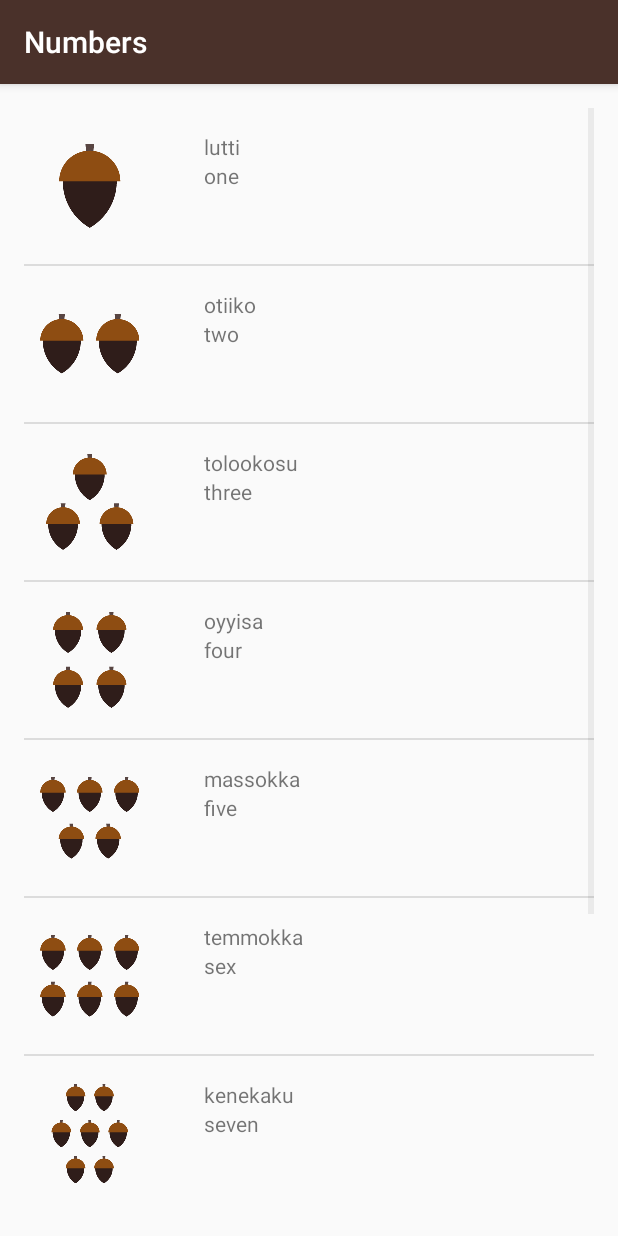
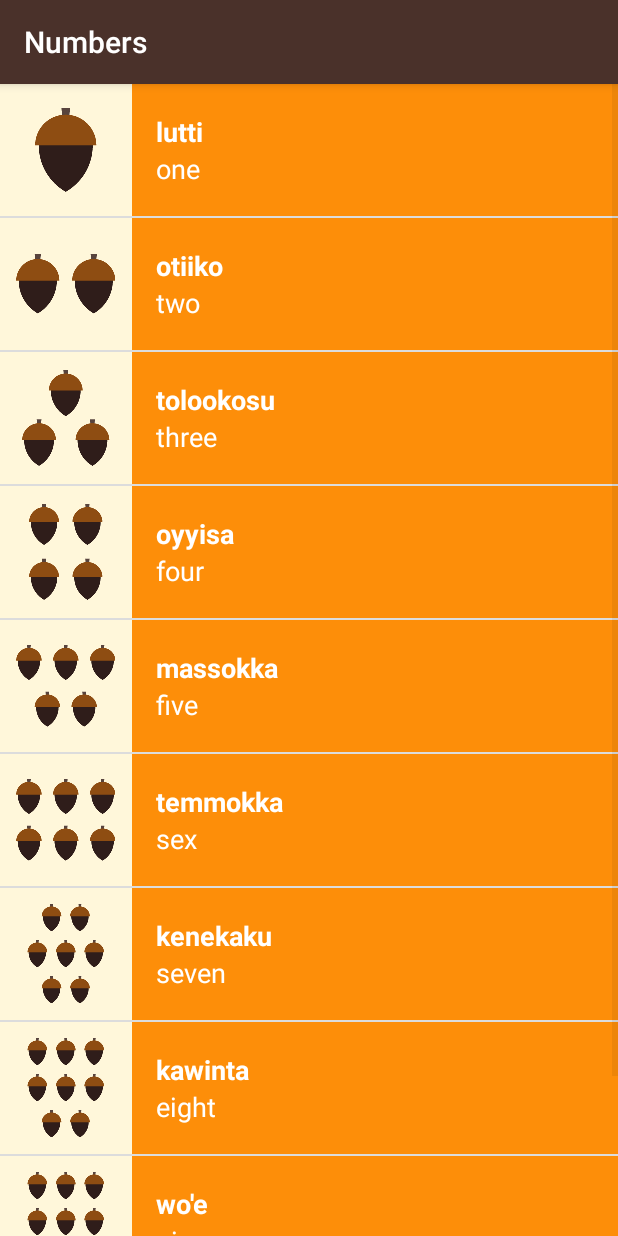
Before and after one commit to yamenrbd/Miwok, an Android app: the NumbersActivity screen opened directly, with no data from a screen before it, on a phone screen of 412 x 824 dp. Run offline under Robolectric (Android 15) with nearby library versions, the phone set to English and light mode, and no system bars.

Commit message:
16/7/2018

```diff
--- a/app/src/main/java/com/example/android/miwok/ColorActivity.java
+++ b/app/src/main/java/com/example/android/miwok/ColorActivity.java
@@ -25,7 +25,7 @@
 
 
 
-        WordAdapter adapter = new WordAdapter(this, words);
+        WordAdapter adapter = new WordAdapter(this, words,R.color.category_colors);
 
         ListView listView = (ListView) findViewById(R.id.list_color);
 
--- a/app/src/main/java/com/example/android/miwok/FamilyMemebrActivity.java
+++ b/app/src/main/java/com/example/android/miwok/FamilyMemebrActivity.java
@@ -37,7 +37,7 @@
         //then create listView from class ListView and add in it the list from xml file we create activity_number.xml
         //and add in that listView the adapter we create that contain the two words
 
-        WordAdapter adapter = new WordAdapter(this, words);
+        WordAdapter adapter = new WordAdapter(this, words,R.color.category_family);
 
         ListView listView = (ListView) findViewById(R.id.list_family_member);
 
--- a/app/src/main/java/com/example/android/miwok/NumbersActivity.java
+++ b/app/src/main/java/com/example/android/miwok/NumbersActivity.java
@@ -1,12 +1,8 @@
 package com.example.android.miwok;
 
+import android.os.Bundle;
 import android.support.v7.app.AppCompatActivity;
-import android.os.Bundle;
-import android.util.Log;
-import android.widget.ArrayAdapter;
-import android.widget.LinearLayout;
 import android.widget.ListView;
-import android.widget.TextView;
 
 import java.util.ArrayList;
 
@@ -40,7 +36,7 @@
         //then create listView from class ListView and add in it the list from xml file we create activity_number.xml
         //and add in that listView the adapter we create that contain the two words
 
-        WordAdapter adapter = new WordAdapter(this, words);
+        WordAdapter adapter = new WordAdapter(this, words,R.color.category_numbers);
 
         ListView listView = (ListView) findViewById(R.id.list);
 
--- a/app/src/main/java/com/example/android/miwok/PhrasesActivity.java
+++ b/app/src/main/java/com/example/android/miwok/PhrasesActivity.java
@@ -36,7 +36,8 @@
         //then create listView from class ListView and add in it the list from xml file we create activity_number.xml
         //and add in that listView the adapter we create that contain the two words
 
-        WordAdapter adapter = new WordAdapter(this, words);
+
+        WordAdapter adapter = new WordAdapter(this, words, R.color.category_phrases);
 
         ListView listView = (ListView) findViewById(R.id.list_phrases);
 
--- a/app/src/main/java/com/example/android/miwok/WordAdapter.java
+++ b/app/src/main/java/com/example/android/miwok/WordAdapter.java
@@ -3,6 +3,7 @@
 import android.app.Activity;
 import android.support.annotation.NonNull;
 import android.support.annotation.Nullable;
+import android.support.v4.content.ContextCompat;
 import android.view.LayoutInflater;
 import android.view.View;
 import android.view.ViewGroup;
@@ -23,8 +24,11 @@
 // store all that in the listItemView that we create it earlier  and return that listItemView
 
 public class WordAdapter extends ArrayAdapter<Word> {
-    public WordAdapter(Activity context, ArrayList<Word> words){
+    private int mColorResourceId;
+
+    public WordAdapter(Activity context, ArrayList<Word> words, int colorResourceId){
         super(context,0,words);
+        mColorResourceId = colorResourceId;
     }
 
 
@@ -43,6 +47,7 @@
         //create object currentWord from type Word class and get the position which will be 0
         Word currentWord = getItem(position);
 
+
         //create textView defaultTranslation from type TextView and connect it to
         // the default_text_view in list_item.xml
         TextView defaultTranslation = (TextView) listItemView.findViewById(R.id.default_text_view);
@@ -52,6 +57,7 @@
         // the miwak_text_view in list_item.xml
         TextView miwak = (TextView) listItemView.findViewById(R.id.miwak_text_view);
         miwak.setText(currentWord.getMiwokTranslation());
+
 
         //create an imageIcon from type of ImageView and connect it to
         // the image in list_item.xml
@@ -67,6 +73,9 @@
             imageView.setVisibility(View.GONE);
     }
 
+    View textContainer = listItemView.findViewById(R.id.text_container);
+        int color = ContextCompat.getColor(getContext(),mColorResourceId);
+        textContainer.setBackgroundColor(color);
         return listItemView;
     }
 
--- a/app/src/main/res/layout/activity_color.xml
+++ b/app/src/main/res/layout/activity_color.xml
@@ -8,8 +8,5 @@
     android:orientation="vertical"
     android:layout_width="match_parent"
     android:layout_height="match_parent"
-    android:paddingBottom="@dimen/activity_vertical_margin"
-    android:paddingLeft="@dimen/activity_horizontal_margin"
-    android:paddingRight="@dimen/activity_horizontal_margin"
-    android:paddingTop="@dimen/activity_vertical_margin"
+
     tools:context="com.example.android.miwok.NumbersActivity"/>
--- a/app/src/main/res/layout/activity_family_memebr.xml
+++ b/app/src/main/res/layout/activity_family_memebr.xml
@@ -8,8 +8,5 @@
     android:orientation="vertical"
     android:layout_width="match_parent"
     android:layout_height="match_parent"
-    android:paddingBottom="@dimen/activity_vertical_margin"
-    android:paddingLeft="@dimen/activity_horizontal_margin"
-    android:paddingRight="@dimen/activity_horizontal_margin"
-    android:paddingTop="@dimen/activity_vertical_margin"
+
     tools:context="com.example.android.miwok.NumbersActivity"/>
--- a/app/src/main/res/layout/activity_number.xml
+++ b/app/src/main/res/layout/activity_number.xml
@@ -8,8 +8,6 @@
     android:orientation="vertical"
     android:layout_width="match_parent"
     android:layout_height="match_parent"
-    android:paddingBottom="@dimen/activity_vertical_margin"
-    android:paddingLeft="@dimen/activity_horizontal_margin"
-    android:paddingRight="@dimen/activity_horizontal_margin"
-    android:paddingTop="@dimen/activity_vertical_margin"
-    tools:context="com.example.android.miwok.NumbersActivity"/>
+
+    tools:context="com.example.android.miwok.NumbersActivity"
+    />
--- a/app/src/main/res/layout/activity_phrases.xml
+++ b/app/src/main/res/layout/activity_phrases.xml
@@ -8,8 +8,5 @@
     android:orientation="vertical"
     android:layout_width="match_parent"
     android:layout_height="match_parent"
-    android:paddingBottom="@dimen/activity_vertical_margin"
-    android:paddingLeft="@dimen/activity_horizontal_margin"
-    android:paddingRight="@dimen/activity_horizontal_margin"
-    android:paddingTop="@dimen/activity_vertical_margin"
+
     tools:context="com.example.android.miwok.NumbersActivity"/>
--- a/app/src/main/res/layout/list_item.xml
+++ b/app/src/main/res/layout/list_item.xml
@@ -2,32 +2,44 @@
 
 <!--هذا عبارة عن ملف XML منفصل من دون ملف جافا مرتبط به و يوجد به اثنين TextView يستخدم كل منهم لتعبئة ال ListView الموجود ب
   ملف ال activity_number.xml و يتم التعبئة باستخدم ListAdapter بالجافا-->
+
+
 <LinearLayout xmlns:android="http://schemas.android.com/apk/res/android"
     xmlns:tools="http://schemas.android.com/tools"
     android:layout_width="match_parent"
     android:layout_height="match_parent"
-    android:orientation="horizontal">
+    android:orientation="horizontal"
+              android:minHeight="@dimen/list_item_height"
+              android:background="@color/tan_background"
+    >
+
 
     <ImageView
         android:id="@+id/image"
-        android:layout_width="wrap_content"
-        android:layout_height="wrap_content"
+        android:layout_width="@dimen/list_item_height"
+        android:layout_height="@dimen/list_item_height"
         android:src="@mipmap/ic_launcher"
-        android:paddingRight="16dp"
-        android:paddingBottom="8dp"
-        android:paddingTop="8dp"/>
+        android:background="#FFF7DA"
+        />
 
     <LinearLayout
+        android:id="@+id/text_container"
+
         android:layout_width="match_parent"
-        android:layout_height="match_parent"
+        android:layout_height="@dimen/list_item_height"
         android:orientation="vertical"
-        android:padding="16dp">
+        android:paddingLeft="16dp"
+        android:gravity="center_vertical"
+        >
 
         <TextView
             android:id="@+id/miwak_text_view"
             android:layout_width="match_parent"
             android:layout_height="wrap_content"
             tools:text="lutti"
+            android:textColor="@android:color/white"
+            android:textAppearance="?android:textAppearanceMedium"
+            android:textStyle="bold"
             />
 
         <TextView
@@ -35,7 +47,8 @@
             android:layout_width="match_parent"
             android:layout_height="wrap_content"
             tools:text="one"
-
+            android:textColor="@android:color/white"
+            android:textAppearance="?android:textAppearanceMedium"
             />
     </LinearLayout>
 
--- a/app/src/main/res/values/dimens.xml
+++ b/app/src/main/res/values/dimens.xml
@@ -16,6 +16,4 @@
     <!-- Height of each list item -->
     <dimen name="list_item_height">88dp</dimen>
     <!-- Default screen margins, per the Android Design guidelines. -->
-    <dimen name="activity_horizontal_margin">16dp</dimen>
-    <dimen name="activity_vertical_margin">16dp</dimen>
 </resources>
```
